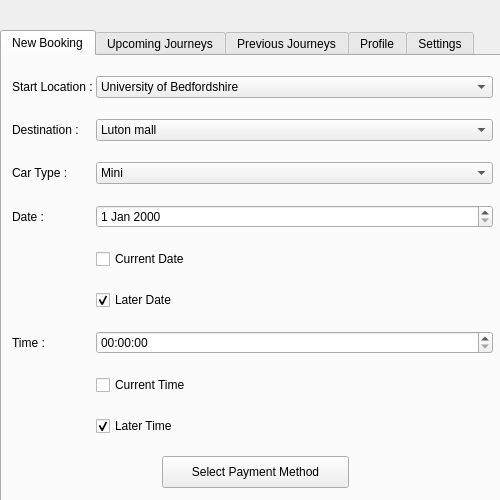
Before: the Qt Designer form UI/UserScreen.ui in 1412kauti/ProjectHurricane, drawn with Qt 5.
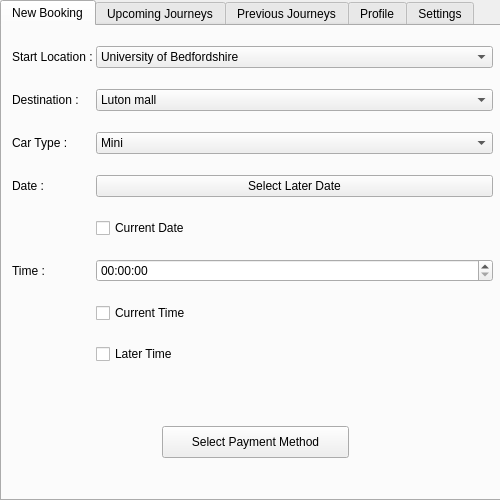
After: the same form once the commit is applied.

The edit to the form file:
```diff
--- a/UI/UserScreen.ui
+++ b/UI/UserScreen.ui
@@ -29,7 +29,7 @@
    <property name="geometry">
     <rect>
      <x>0</x>
-     <y>30</y>
+     <y>0</y>
      <width>501</width>
      <height>501</height>
     </rect>
@@ -275,9 +275,6 @@
         </property>
        </widget>
       </item>
-      <item row="3" column="1">
-       <widget class="QDateEdit" name="dateEdit"/>
-      </item>
       <item row="4" column="1">
        <widget class="QCheckBox" name="CurrentDate_CheckBox">
         <property name="text">
@@ -288,40 +285,37 @@
         </property>
        </widget>
       </item>
-      <item row="6" column="0">
+      <item row="5" column="0">
        <widget class="QLabel" name="label_5">
         <property name="text">
          <string>Time : </string>
         </property>
        </widget>
       </item>
-      <item row="6" column="1">
+      <item row="5" column="1">
        <widget class="QTimeEdit" name="timeEdit"/>
       </item>
-      <item row="7" column="1">
+      <item row="6" column="1">
        <widget class="QCheckBox" name="CurrentTime_CheckBox">
         <property name="text">
          <string>Current Time</string>
         </property>
        </widget>
       </item>
-      <item row="8" column="1">
+      <item row="7" column="1">
        <widget class="QCheckBox" name="LaterTime_CheckBox">
         <property name="text">
          <string>Later Time</string>
         </property>
         <property name="checked">
-         <bool>true</bool>
+         <bool>false</bool>
         </property>
        </widget>
       </item>
-      <item row="5" column="1">
-       <widget class="QCheckBox" name="LaterDate_CheckBox">
+      <item row="3" column="1">
+       <widget class="QPushButton" name="pushButton">
         <property name="text">
-         <string>Later Date</string>
-        </property>
-        <property name="checked">
-         <bool>true</bool>
+         <string>Select Later Date</string>
         </property>
        </widget>
       </item>
```
